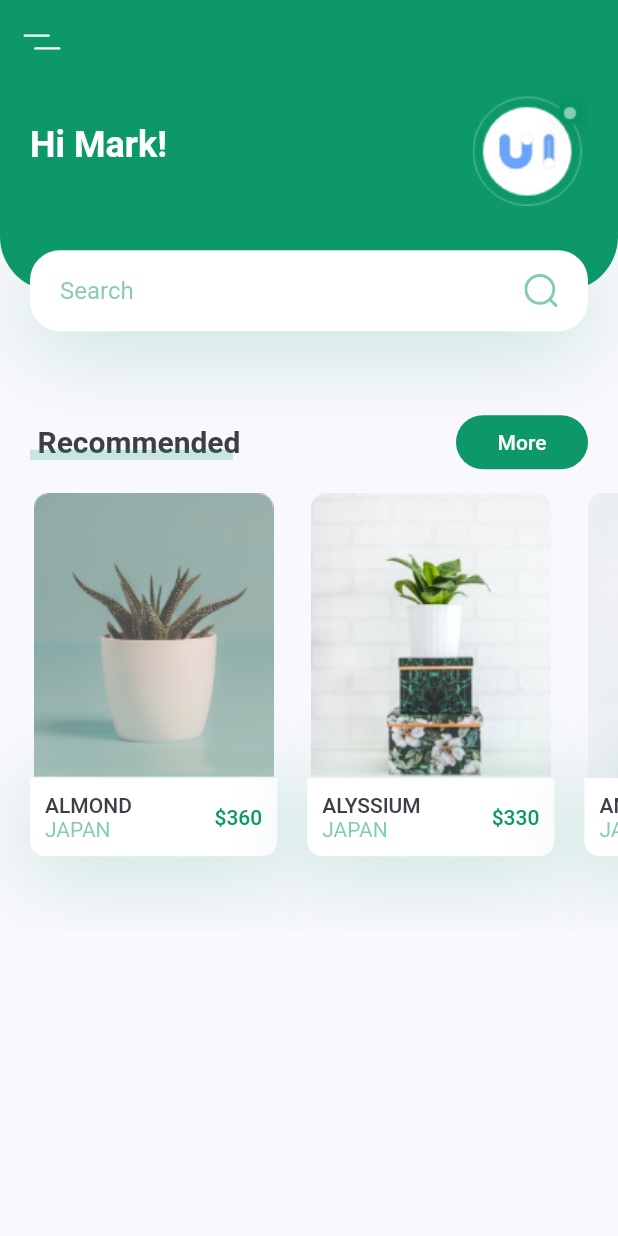
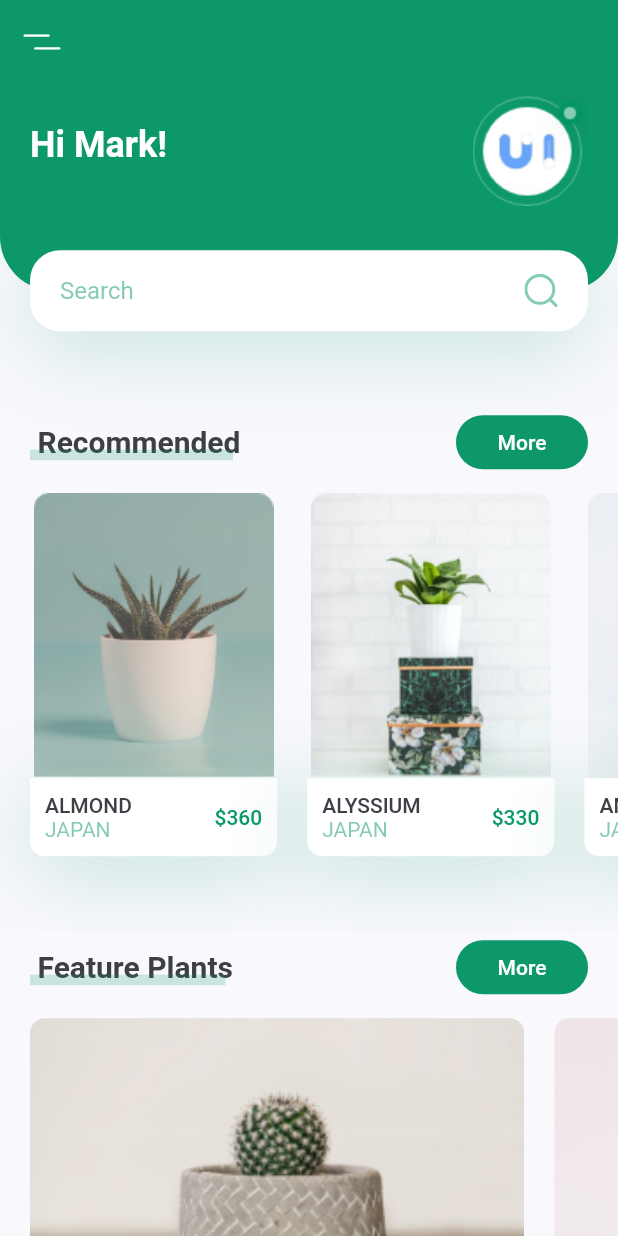
Before and after one commit to everas7/plant-app, a Flutter app: the screen it shows after launch, on a phone screen of 412 x 824 dp. Run offline on Flutter 3.47's test engine with Material 2 defaults, Android fonts, the phone set to English and light mode, and no system bars; our stand-ins replace flutter_svg.

Commit message:
Adds featured plants to home screen

```diff
--- /dev/null
+++ b/lib/components/featured_plant_card.dart
@@ -0,0 +1,38 @@
+import 'package:flutter/material.dart';
+
+import 'package:plant_app/constants.dart' as Constants;
+
+class FeaturedPlantCard extends StatelessWidget {
+  const FeaturedPlantCard({
+    Key key,
+    @required this.image,
+    this.onTap,
+  }) : super(key: key);
+
+  final String image;
+  final Function onTap;
+
+  @override
+  Widget build(BuildContext context) {
+    Size size = MediaQuery.of(context).size;
+    return GestureDetector(
+      onTap: onTap,
+      child: Container(
+        margin: EdgeInsets.only(
+          left: Constants.DEFAULT_PADDING,
+          top: Constants.DEFAULT_PADDING / 2,
+          bottom: Constants.DEFAULT_PADDING / 2,
+        ),
+        width: size.width * 0.8,
+        height: 185,
+        decoration: BoxDecoration(
+          borderRadius: BorderRadius.circular(10),
+          image: DecorationImage(
+            fit: BoxFit.cover,
+            image: AssetImage(image),
+          ),
+        ),
+      ),
+    );
+  }
+}
--- /dev/null
+++ b/lib/screens/home/components/featured_plants.dart
@@ -0,0 +1,22 @@
+import 'package:flutter/material.dart';
+
+import 'package:plant_app/components/featured_plant_card.dart';
+
+class FeaturedPlants extends StatelessWidget {
+  const FeaturedPlants({
+    Key key,
+  }) : super(key: key);
+
+  @override
+  Widget build(BuildContext context) {
+    return SingleChildScrollView(
+      scrollDirection: Axis.horizontal,
+      child: Row(
+        children: [
+          FeaturedPlantCard(image: "assets/images/bottom_img_1.png"),
+          FeaturedPlantCard(image: "assets/images/bottom_img_2.png"),
+        ],
+      ),
+    );
+  }
+}
--- a/lib/screens/home/components/home_body.dart
+++ b/lib/screens/home/components/home_body.dart
@@ -1,8 +1,9 @@
 import 'package:flutter/material.dart';
 
 import 'package:plant_app/constants.dart' as Constants;
+import 'package:plant_app/screens/home/components/featured_plants.dart';
 import 'package:plant_app/screens/home/components/recommended_plants.dart';
-import 'header_with_search.dart';
+import 'package:plant_app/screens/home/components/header_with_search.dart';
 import 'package:plant_app/components/title_with_more_button.dart';
 
 class HomeBody extends StatelessWidget {
@@ -18,6 +19,12 @@ class HomeBody extends StatelessWidget {
             onPressed: () {},
           ),
           RecommendedPlants(),
+          TitleWithMoreButton(
+            title: 'Feature Plants',
+            onPressed: () {},
+          ),
+          FeaturedPlants(),
+          SizedBox(height: Constants.DEFAULT_PADDING)
         ],
       ),
     );
```
